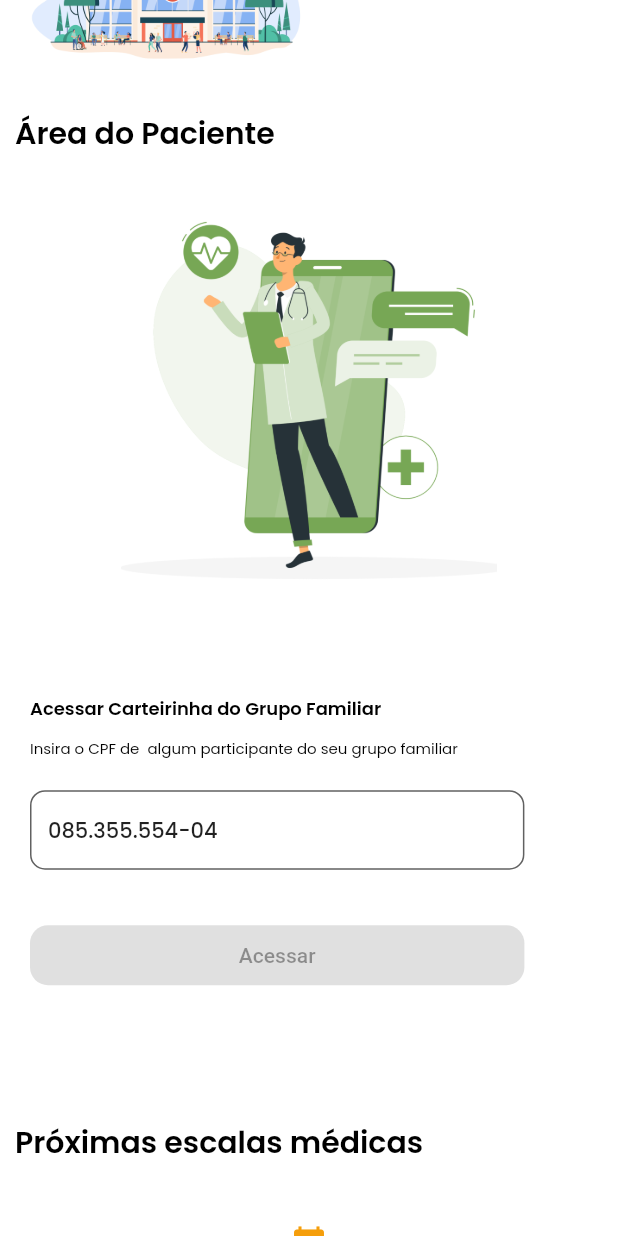
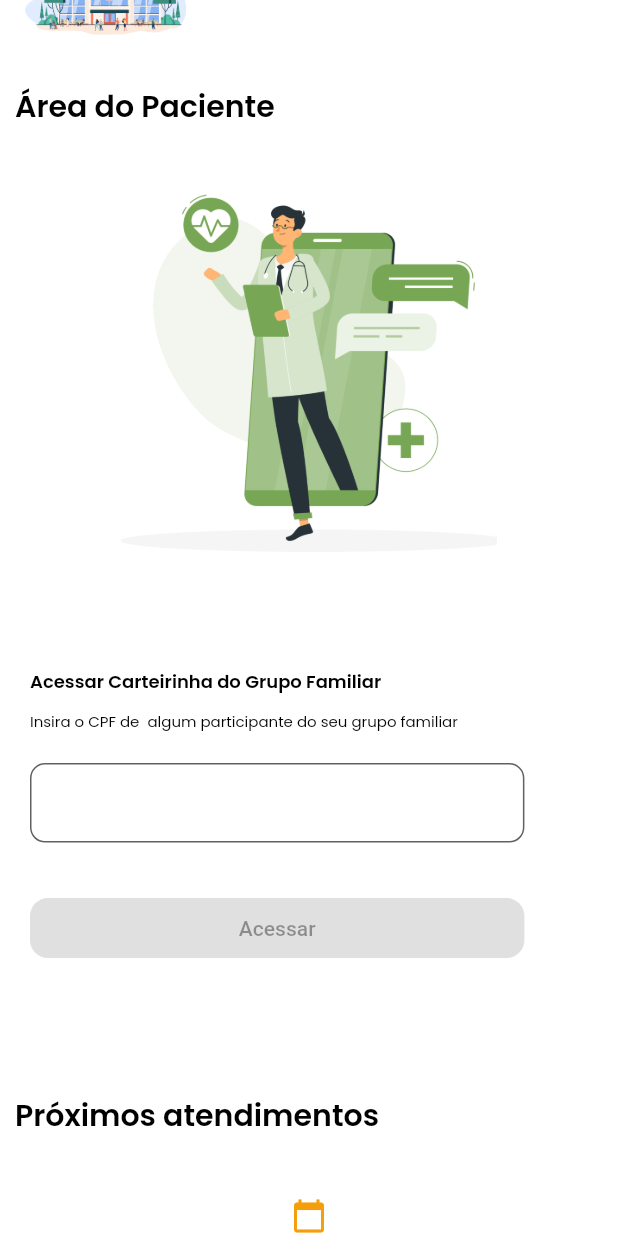
Before and after one commit to drnetinho/clinica, a Flutter app: the screen it shows after launch, on a phone screen of 412 x 824 dp. Run offline on Flutter 3.47's test engine with Material 2 defaults, Android fonts, the phone set to English and light mode, and no system bars; our stand-ins replace cached_network_image, cloud_firestore, equatable, firebase_auth, firebase_core, firebase_remote_config and 8 more; missing offline and left inert: universal_html; accounts and stored records are empty; statements that could not run were skipped.

Commit message:
ajustes gerais

```diff
--- a/lib/app/pages/avaliacoes/view/avaliacoes_page.dart
+++ b/lib/app/pages/avaliacoes/view/avaliacoes_page.dart
@@ -154,6 +154,7 @@ class _AvaliacoesPageState extends State<AvaliacoesPage> with SnackBarMixin {
                                       const SizedBox(height: 10),
                                       SelectExameSection(
                                         controller: controller,
+                                        store: _getAvaliationsStore,
                                       ),
                                     ],
                                   ),
--- a/lib/app/pages/avaliacoes/view/ready_avaliation_page.dart
+++ b/lib/app/pages/avaliacoes/view/ready_avaliation_page.dart
@@ -9,6 +9,7 @@ import 'package:clisp/core/components/snackbar.dart';
 import 'package:clisp/core/components/store_builder.dart';
 import 'package:clisp/core/styles/text_app.dart';
 import 'package:clisp/di/get_it.dart';
+import 'package:go_router/go_router.dart';
 
 import 'controller/new_avaliation_controller.dart';
 import 'package:universal_html/html.dart' as html;
@@ -46,7 +47,8 @@ class _ReadyAvaliationPageState extends State<ReadyAvaliationPage> with SnackBar
     super.initState();
     html.window.addEventListener('beforeunload', (event) {
       event.preventDefault();
-      return 'Are you sure you want to leave?';
+      context.pop();
+      return 'Você será redirecionado para a página antes caso continue.';
     });
     controller = getIt<NewAvaliationController>();
     _getDoctorStore = getIt<GetDoctorStore>();
--- a/lib/app/pages/gerenciar_pacientes/view/store/manage_patient_store.dart
+++ b/lib/app/pages/gerenciar_pacientes/view/store/manage_patient_store.dart
@@ -17,7 +17,7 @@ class ManagePatientsStore extends ValueNotifier<AppState> {
     value = AppStateLoading();
     final result = await _repository.getPatients();
 
-    if (result.patients.exists) {
+    if (result.patients.noNull) {
       value = AppStateSuccess(data: result.patients!);
       final undefinied =
           result.patients!.where((p) => p.familyGroup.isEmpty || p.familyGroup.lower == 'a definir').toList();
--- a/lib/app/pages/landing/controller/wallet_controller.dart
+++ b/lib/app/pages/landing/controller/wallet_controller.dart
@@ -5,7 +5,7 @@
 
 @injectable
 class WalletController {
-  final TextEditingController cpfControlller = TextEditingController(text: '085.355.554-04');
+  final TextEditingController cpfControlller = TextEditingController();
   final ValueNotifier<bool> isFlipped = ValueNotifier<bool>(false);
 
   // Form
--- a/lib/app/pages/landing/landing_page_mobile.dart
+++ b/lib/app/pages/landing/landing_page_mobile.dart
@@ -47,7 +47,7 @@ class _LandingPageMobileState extends State<LandingPageMobile> {
           crossAxisAlignment: CrossAxisAlignment.start,
           children: [
             const Padding(
-              padding: EdgeInsets.only(left: 10, right: 10),
+              padding: EdgeInsets.only(left: 10, right: 10, top: 15),
               child: AppBarLandingPageMobile(),
             ),
             const SizedBox(height: 30),
--- a/lib/app/pages/landing/widgets/app_bar_landing_page_mobile.dart
+++ b/lib/app/pages/landing/widgets/app_bar_landing_page_mobile.dart
@@ -40,7 +40,7 @@ class _AppBarLandingPageMobileState extends State<AppBarLandingPageMobile> {
       mainAxisAlignment: MainAxisAlignment.start,
       children: [
         SizedBox(
-          width: MediaQuery.of(context).size.width * 0.5,
+          width: MediaQuery.of(context).size.width * 0.3,
           child: RMConfig.instance.clispImage?.isNotEmpty == true
               ? CachedNetworkImage(imageUrl: RMConfig.instance.clispImage!)
               : Image.asset('assets/images/clinica_image.png'),
@@ -55,8 +55,11 @@ class _AppBarLandingPageMobileState extends State<AppBarLandingPageMobile> {
                 children: [
                   Text(
                     appDetails.name,
-                    style: context.textStyles.textPoppinsSemiBold
-                        .copyWith(color: context.colorsApp.secondaryColorRed, fontSize: 22),
+                    style: context.textStyles.textPoppinsSemiBold.copyWith(
+                      color: context.colorsApp.secondaryColorRed,
+                      fontSize: 20,
+                    ),
+                    maxLines: 2,
                   ),
                   Text(
                     appDetails.address,
--- a/lib/core/components/medical_scale_card_widget_mobile.dart
+++ b/lib/core/components/medical_scale_card_widget_mobile.dart
@@ -49,7 +49,7 @@ class _MedicalScaleCardWidgetMobileState extends State<MedicalScaleCardWidgetMob
         crossAxisAlignment: CrossAxisAlignment.start,
         children: [
           Text(
-            'Próximas escalas médicas',
+            'Próximos atendimentos',
             style: context.textStyles.textPoppinsSemiBold.copyWith(
               color: context.colorsApp.blackColor,
               fontSize: 20,
@@ -79,7 +79,7 @@ class _MedicalScaleCardWidgetMobileState extends State<MedicalScaleCardWidgetMob
                           crossAxisAlignment: CrossAxisAlignment.start,
                           children: [
                             Text(
-                              'Mais próxima',
+                              'Mais próximo',
                               style: context.textStyles.textPoppinsSemiBold.copyWith(
                                 color: context.colorsApp.primary,
                                 fontSize: 14,
@@ -105,7 +105,7 @@ class _MedicalScaleCardWidgetMobileState extends State<MedicalScaleCardWidgetMob
                           crossAxisAlignment: CrossAxisAlignment.start,
                           children: [
                             Text(
-                              'Todas',
+                              'Todos',
                               style: context.textStyles.textPoppinsSemiBold.copyWith(
                                 color: context.colorsApp.primary,
                                 fontSize: 14,
--- a/lib/core/components/medical_scale_card_widget_web.dart
+++ b/lib/core/components/medical_scale_card_widget_web.dart
@@ -51,7 +51,7 @@ class _MedicalScaleCardWidgetWebState extends State<MedicalScaleCardWidgetWeb> {
         crossAxisAlignment: CrossAxisAlignment.start,
         children: [
           Text(
-            'Próximas escalas médicas',
+            'Próximos atendimentos',
             style: context.textStyles.textPoppinsSemiBold.copyWith(
               color: context.colorsApp.blackColor,
               fontSize: 32 * unitHeight,
@@ -79,7 +79,7 @@ class _MedicalScaleCardWidgetWebState extends State<MedicalScaleCardWidgetWeb> {
                           crossAxisAlignment: CrossAxisAlignment.start,
                           children: [
                             Text(
-                              'Mais próxima',
+                              'Mais próximo',
                               style: context.textStyles.textPoppinsSemiBold.copyWith(
                                 color: context.colorsApp.primary,
                                 fontSize: 18 * unitHeight,
@@ -106,7 +106,7 @@ class _MedicalScaleCardWidgetWebState extends State<MedicalScaleCardWidgetWeb> {
                           crossAxisAlignment: CrossAxisAlignment.start,
                           children: [
                             Text(
-                              'Todas',
+                              'Todos',
                               style: context.textStyles.textPoppinsSemiBold.copyWith(
                                 color: context.colorsApp.primary,
                                 fontSize: 18 * unitHeight,
--- a/lib/core/components/wallet_details.dart
+++ b/lib/core/components/wallet_details.dart
@@ -215,10 +215,11 @@ class _WalletDetailsState extends State<WalletDetails> {
                                                 SizedBox(height: widget.fromMobile ? 10 : 20),
                                                 Text(
                                                   'Chave Pix: ${pix.pixKey}',
-                                                  style: TextStyle(
-                                                    fontSize: widget.fromMobile ? 12 : 14,
+                                                  style: const TextStyle(
+                                                    fontSize: 14,
                                                     color: Colors.white,
                                                     fontWeight: FontWeight.bold,
+                                                    letterSpacing: 1.75,
                                                   ),
                                                   maxLines: 2,
                                                   overflow: TextOverflow.ellipsis,
--- a/lib/core/helps/extension/string_extension.dart
+++ b/lib/core/helps/extension/string_extension.dart
@@ -16,7 +16,7 @@ extension StringValidators on String {
   DateTime get toDateTime => DateTime.parse(this);
 
   String formatPlural(int value) {
-    if (value > 1) {
+    if (value > 1 || value == 0) {
       return '$value ${this}s';
     } else {
       return '$value $this';
```
Also changed, not shown: lib/app/pages/avaliacoes/view/widgets/ready_avaliation.dart (+1 -6 lines), lib/app/pages/avaliacoes/view/widgets/select_exame_section.dart (+44 -1 lines), lib/app/pages/relatorios/view/widgets/group_tile.dart (+4 -6 lines).
